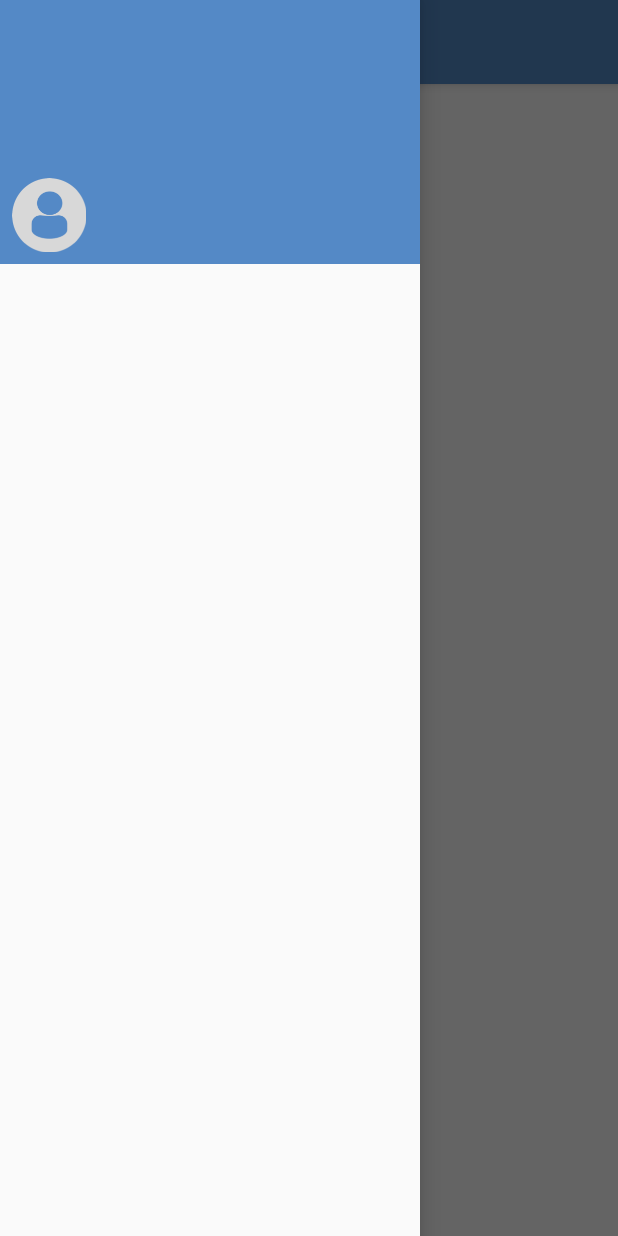
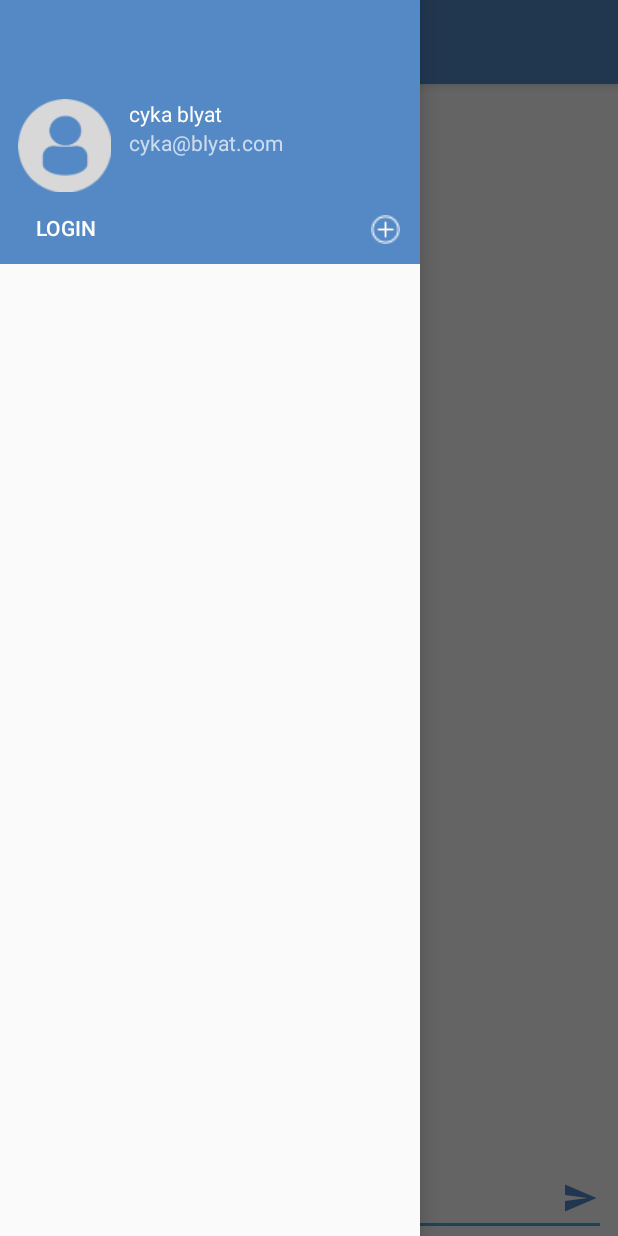
Before and after one commit to Lexxlegolas/thezone, an Android app: the screen it shows after launch (MainActivity), with the side drawer open, on a phone screen of 412 x 824 dp. Run offline under Robolectric (Android 15) with nearby library versions, the phone set to English and light mode, and no system bars.

Commit message:
recycler view

```diff
--- a/app/src/main/java/com/example/hp15/thezone/MainActivity.kt
+++ b/app/src/main/java/com/example/hp15/thezone/MainActivity.kt
@@ -8,6 +8,7 @@ import android.support.v7.app.ActionBarDrawerToggle
 import android.support.v7.app.AppCompatActivity
 import android.view.Menu
 import android.view.MenuItem
+import android.view.View
 import kotlinx.android.synthetic.main.activity_main.*
 import kotlinx.android.synthetic.main.app_bar_main.*
 
@@ -35,5 +36,20 @@ class MainActivity : AppCompatActivity(){
         }
     }
 
+    fun loginBtnNavClicked(view: View)
+    {
+
+    }
+
+    fun addChannelClicked(view: View)
+    {
+
+    }
+
+    fun sendMsgBtnClicked(view: View)
+    {
+
+    }
+
 
 }
--- a/app/src/main/res/layout/content_main.xml
+++ b/app/src/main/res/layout/content_main.xml
@@ -10,12 +10,34 @@
         tools:context=".MainActivity">
 
     <TextView
-            android:layout_width="wrap_content"
+            android:layout_width="0dp"
             android:layout_height="wrap_content"
-            android:text="Hello World!"
-            app:layout_constraintBottom_toBottomOf="parent"
             app:layout_constraintLeft_toLeftOf="parent"
             app:layout_constraintRight_toRightOf="parent"
-            app:layout_constraintTop_toTopOf="parent"/>
+            app:layout_constraintTop_toTopOf="parent" android:layout_marginTop="8dp" android:text="Please Login"
+            android:textAlignment="center" android:id="@+id/mainChannelName"/>
+    <EditText
+            android:layout_width="0dp"
+            android:layout_height="wrap_content"
+            android:inputType="textMultiLine"
+            android:ems="10"
+            android:id="@+id/messageTextField" app:layout_constraintEnd_toEndOf="parent"
+            android:layout_marginEnd="8dp" app:layout_constraintStart_toStartOf="parent"
+            android:layout_marginStart="8dp"
+            app:layout_constraintBottom_toBottomOf="parent" android:hint="message:"/>
+    <ImageButton
+            android:layout_width="35dp"
+            android:layout_height="35dp" app:srcCompat="@drawable/ic_menu_send"
+            android:id="@+id/sendMessageBtn"
+            android:tint="@color/colorPrimary" app:layout_constraintEnd_toEndOf="parent"
+            android:layout_marginEnd="8dp" android:layout_marginBottom="8dp"
+            app:layout_constraintBottom_toBottomOf="parent" android:background="@android:color/transparent"
+            android:onClick="sendMsgBtnClicked"/>
+    <android.support.v7.widget.RecyclerView
+            android:layout_width="0dp"
+            android:layout_height="432dp" android:layout_marginTop="8dp"
+            app:layout_constraintTop_toBottomOf="@+id/mainChannelName" app:layout_constraintEnd_toEndOf="parent"
+            app:layout_constraintBottom_toTopOf="@+id/messageTextField" app:layout_constraintStart_toStartOf="parent"
+            android:id="@+id/messageListView"/>
 
 </android.support.constraint.ConstraintLayout>
--- a/app/src/main/res/layout/nav_header_main.xml
+++ b/app/src/main/res/layout/nav_header_main.xml
@@ -9,32 +9,48 @@
         android:gravity="bottom" android:id="@+id/linearLayout" tools:layout_editor_absoluteY="81dp">
 
     <ImageView
-            android:layout_width="wrap_content"
-            android:layout_height="wrap_content"
+            android:layout_width="70dp"
+            android:layout_height="70dp"
             android:paddingTop="@dimen/nav_header_vertical_spacing"
             app:srcCompat="@drawable/profiledefault"
             android:contentDescription="@string/nav_header_desc"
-            android:id="@+id/imageView"
+            android:id="@+id/userimageNavHeader"
             android:layout_marginStart="8dp"
-            app:layout_constraintStart_toStartOf="parent" android:layout_marginBottom="8dp"
-            app:layout_constraintBottom_toBottomOf="parent"/>
+            app:layout_constraintStart_toStartOf="parent"
+            android:layout_marginBottom="8dp" app:layout_constraintBottom_toTopOf="@+id/loginBtnNavHeader"/>
 
     <TextView
             android:layout_width="wrap_content"
             android:layout_height="wrap_content"
             android:paddingTop="@dimen/nav_header_vertical_spacing"
             android:textAppearance="@style/TextAppearance.AppCompat.Body1"
-            android:id="@+id/textView2"
+            android:id="@+id/usernameNavHeader"
             tools:text="cyka blyat"
-            app:layout_constraintStart_toEndOf="@+id/imageView" android:layout_marginStart="8dp"
-            app:layout_constraintTop_toTopOf="@+id/imageView"/>
+            app:layout_constraintStart_toEndOf="@+id/userimageNavHeader" android:layout_marginStart="8dp"
+            app:layout_constraintTop_toTopOf="@+id/userimageNavHeader" android:text="cyka blyat"/>
 
     <TextView
             android:layout_width="wrap_content"
             android:layout_height="wrap_content"
-            android:id="@+id/textView"
+            android:id="@+id/useremailNavHeader"
             tools:text="cyka@blyat.com"
-            app:layout_constraintStart_toEndOf="@+id/imageView" android:layout_marginStart="8dp"
-            app:layout_constraintTop_toBottomOf="@+id/textView2"/>
+            app:layout_constraintStart_toEndOf="@+id/userimageNavHeader" android:layout_marginStart="8dp"
+            app:layout_constraintTop_toBottomOf="@+id/usernameNavHeader" android:text="cyka@blyat.com"/>
+    <Button
+            android:text="LOGIN"
+            android:layout_width="wrap_content"
+            android:layout_height="32dp"
+            android:id="@+id/loginBtnNavHeader"
+            android:background="@android:color/transparent" android:layout_marginBottom="8dp"
+            app:layout_constraintBottom_toBottomOf="parent"
+            android:onClick="loginBtnNavClicked" app:layout_constraintStart_toStartOf="parent"
+            android:layout_marginStart="24dp" android:textAlignment="viewStart"/>
+    <ImageButton
+            android:layout_width="30dp"
+            android:layout_height="30dp" app:srcCompat="@drawable/addchannelbutton"
+            android:id="@+id/addChannelBtn"
+            android:background="@android:color/transparent" android:scaleType="fitXY" android:padding="5dp"
+            app:layout_constraintEnd_toEndOf="parent" android:layout_marginEnd="8dp" android:layout_marginBottom="8dp"
+            app:layout_constraintBottom_toBottomOf="parent" android:onClick="addChannelClicked"/>
 
 </android.support.constraint.ConstraintLayout>
```
